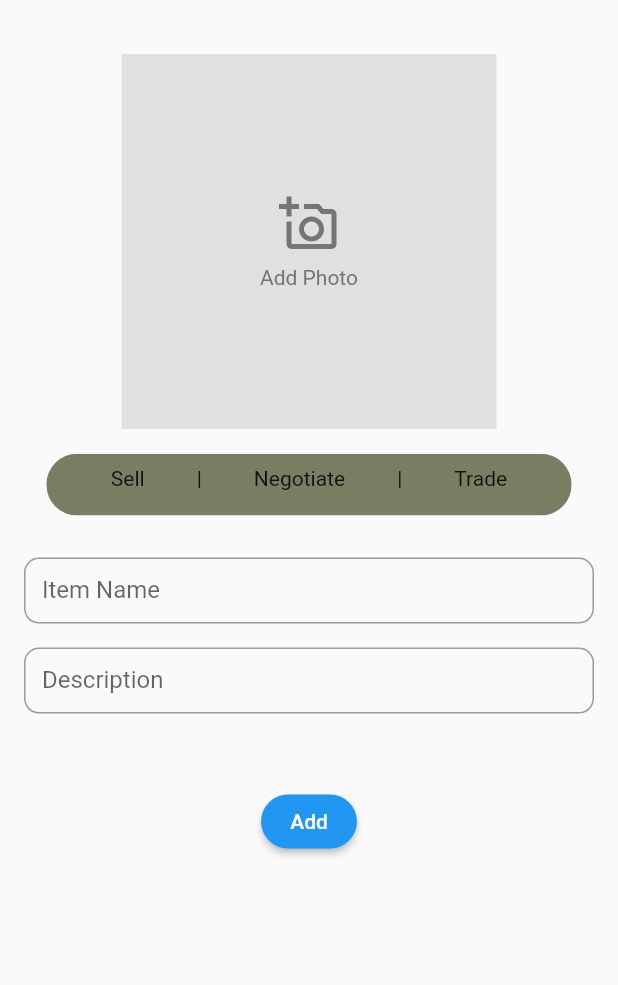
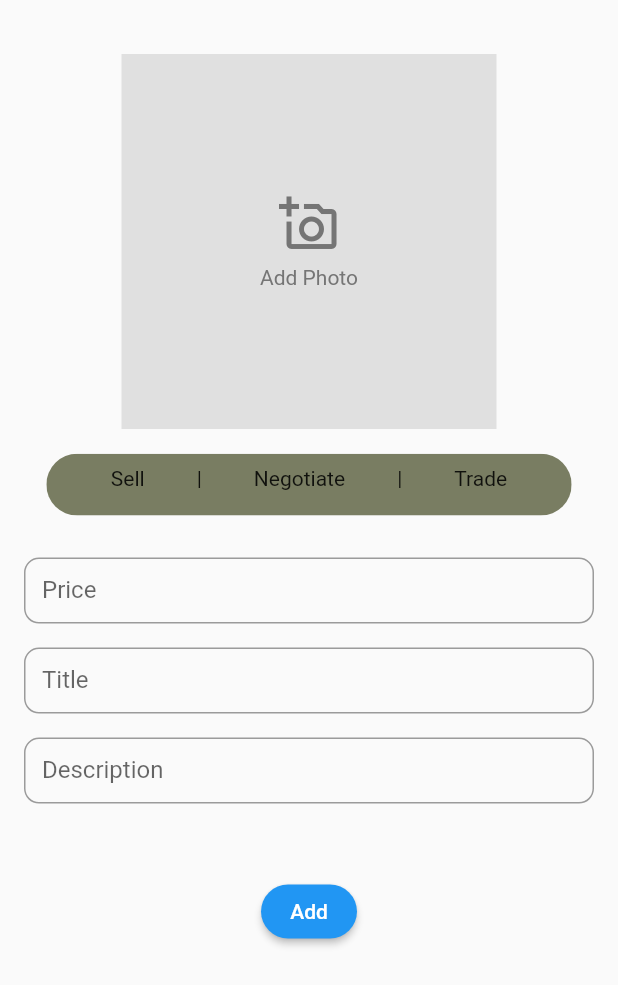
Before and after one commit to rndvouz/rndvouz_mobile_app, a Flutter app: the HomeUploadItem screen opened directly, after a tap on "Sell", on a phone screen of 412 x 824 dp. Shown: the top 985 px of the screen. Run offline on Flutter 3.47's test engine with Material 2 defaults, Android fonts, the phone set to English and light mode, and no system bars; our stand-ins replace cloud_firestore, firebase_auth, firebase_core, flutter_card_swiper, flutter_riverpod, freezed_annotation and 3 more; missing offline and left inert: firebase_ui_auth, material_theme_builder; accounts and stored records are empty; generated files the repository leaves out were written again.

Commit message:
simple mockup

```diff
--- a/lib/features/home/data/upload_item_providers.dart
+++ b/lib/features/home/data/upload_item_providers.dart
@@ -1,10 +1,9 @@
 import 'package:flutter_riverpod/flutter_riverpod.dart';
 import 'package:rndvouz/features/merchandise/domain/merchandise_db.dart';
-import 'package:rndvouz/features/user/domain/user_db.dart';
 
 import '../../merchandise/domain/merchandise.dart';
 
-SellingMethod? curState;
+SellingMethod curState = SellingMethod.trading;
 MerchandiseDB? item;
 
 final uploadItemProvider = Provider<MerchandiseDB?>((ref) => item);
--- a/lib/features/home/presentation/home_upload_item.dart
+++ b/lib/features/home/presentation/home_upload_item.dart
@@ -1,5 +1,6 @@
 import 'dart:typed_data';
 
+import 'package:rndvouz/features/home/presentation/upload_fields.dart';
 import 'package:rndvouz/features/home/presentation/upload_menu.dart';
 import 'package:rndvouz/features/merchandise/domain/merchandise_db.dart';
 import 'package:rndvouz/features/setup_process/presentation/setup_style.dart';
@@ -16,11 +17,6 @@ class HomeUploadItem extends ConsumerWidget {
 
   @override
   Widget build(BuildContext context, WidgetRef ref) {
-    final MerchandiseDB? theItem = ref.watch(uploadItemProvider);
-
-    final itemNameController = TextEditingController();
-    final descriptionController = TextEditingController();
-
     Uint8List? selectedImage;
 
     return Scaffold(
@@ -42,39 +38,13 @@ class HomeUploadItem extends ConsumerWidget {
                       ),
                       UploadMenu(),
                       const SizedBox(height: 20),
-                      _buildTextField("Item Name", itemNameController),
-                      _buildTextField("Description", descriptionController),
-                      const SizedBox(height: 40),
-                      ElevatedButton(onPressed: () {}, child: Text("Add"))
+                      UploadFields(),
                     ],
                   ),
                 ),
               ),
             ),
           ],
-        ),
-      ),
-    );
-  }
-
-  Widget _buildTextField(String label, TextEditingController controller,
-      {bool isObscure = false,
-      double width = 500,
-      double height = 60,
-      int lines = 1}) {
-    return Container(
-      width: width, // Set the width
-      height: height, // Set the height
-      padding: const EdgeInsets.symmetric(vertical: 8),
-      child: TextField(
-        controller: controller,
-        obscureText: isObscure,
-        maxLines: lines,
-        decoration: InputDecoration(
-          labelText: label,
-          border: OutlineInputBorder(
-            borderRadius: BorderRadius.circular(10.0),
-          ),
         ),
       ),
     );
--- /dev/null
+++ b/lib/features/home/presentation/upload_fields.dart
@@ -0,0 +1,67 @@
+import 'package:flutter/material.dart';
+import 'package:flutter_riverpod/flutter_riverpod.dart';
+import 'package:rndvouz/features/common/data/colors.dart';
+import 'package:rndvouz/features/merchandise/domain/merchandise.dart';
+
+import 'dart:developer' as developer;
+
+import '../data/upload_item_providers.dart';
+
+class UploadFields extends ConsumerWidget {
+  const UploadFields({Key? key}) : super(key: key);
+
+  @override
+  Widget build(BuildContext context, WidgetRef ref) {
+    double screenWidth = MediaQuery.of(context).size.width;
+    double screenHeight = MediaQuery.of(context).size.height;
+
+    final titleController = TextEditingController();
+    final descriptionController = TextEditingController();
+    final priceController = TextEditingController();
+    final negotiationController = TextEditingController();
+
+    final theState = ref.watch(sellingMethodStateProvider);
+
+    return Column(children: [
+      theState == SellingMethod.selling
+          ? _buildTextField("Price", priceController)
+          : Container(),
+      theState == SellingMethod.negotiate
+          ? _buildTextField("Price", priceController)
+          : Container(),
+      theState == SellingMethod.negotiate
+          ? _buildTextField("Negotiation Range", negotiationController)
+          : Container(),
+      _buildTextField("Title", titleController),
+      _buildTextField("Description", descriptionController),
+      const SizedBox(height: 40),
+      ElevatedButton(
+        onPressed: () {},
+        child: Text("Add"),
+      ),
+    ]);
+  }
+
+  Widget _buildTextField(String label, TextEditingController controller,
+      {bool isObscure = false,
+      double width = 500,
+      double height = 60,
+      int lines = 1}) {
+    return Container(
+      width: width, // Set the width
+      height: height, // Set the height
+      padding: const EdgeInsets.symmetric(vertical: 8),
+      child: TextField(
+        controller: controller,
+        obscureText: isObscure,
+        maxLines: lines,
+        decoration: InputDecoration(
+          labelText: label,
+          border: OutlineInputBorder(
+            borderRadius: BorderRadius.circular(10.0),
+          ),
+        ),
+      ),
+    );
+  }
+}
--- a/lib/features/home/presentation/upload_menu.dart
+++ b/lib/features/home/presentation/upload_menu.dart
@@ -4,6 +4,8 @@ import 'package:rndvouz/features/common/data/colors.dart';
 import 'package:rndvouz/features/merchandise/domain/merchandise.dart';
 
 import 'dart:developer' as developer;
+
+import '../data/upload_item_providers.dart';
 
 class UploadMenu extends ConsumerWidget {
   const UploadMenu({Key? key}) : super(key: key);
@@ -33,6 +35,9 @@ class UploadMenu extends ConsumerWidget {
                     onTap: () {
                       ref.read(sellingMethodStateProvider.notifier).state =
                           SellingMethod.selling;
+                      if (theState == SellingMethod.selling) {
+                        developer.log("selling");
+                      }
                     },
                     child: Column(
                       children: [
@@ -49,6 +54,9 @@ class UploadMenu extends ConsumerWidget {
                     onTap: () {
                       ref.read(sellingMethodStateProvider.notifier).state =
                           SellingMethod.negotiate;
+                      if (theState == SellingMethod.negotiate) {
+                        developer.log("negotiate");
+                      }
                     },
                     child: Column(
                       children: [
@@ -65,6 +73,9 @@ class UploadMenu extends ConsumerWidget {
                     onTap: () {
                       ref.read(sellingMethodStateProvider.notifier).state =
                           SellingMethod.trading;
+                      if (theState == SellingMethod.trading) {
+                        developer.log("trading");
+                      }
                     },
                     child: Column(
                       children: [
@@ -81,8 +92,3 @@ class UploadMenu extends ConsumerWidget {
     );
   }
 }
-
-SellingMethod? curState;
-
-final sellingMethodStateProvider =
-    StateProvider<SellingMethod?>((ref) => curState);
```
Also changed, not shown: pubspec.lock.
